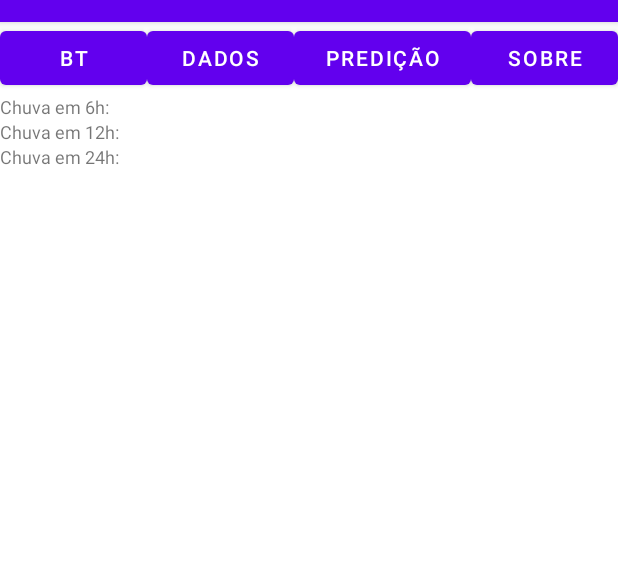
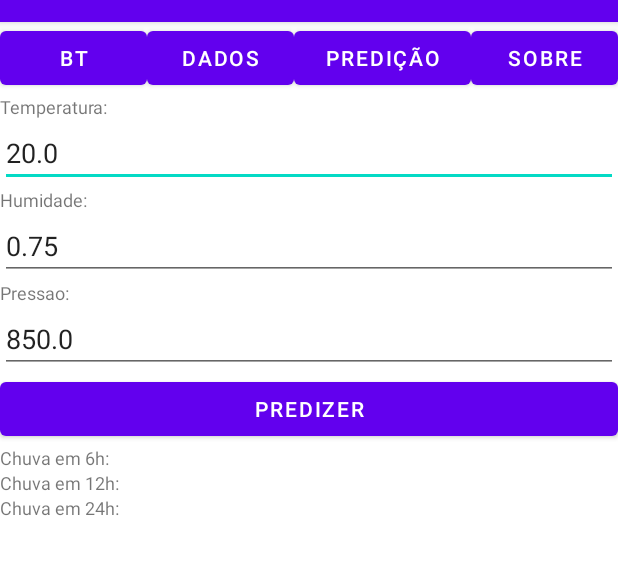
Before and after one commit to d-gaspar/univesp-integrador-2023-sem1, an Android app: the screen it shows after launch (MainActivity), after a tap on "PREDIÇÃO", on a phone screen of 412 x 824 dp, the part 62-637 px from its top. Run offline under Robolectric (Android 15) with nearby library versions, the phone set to English and light mode, and no system bars; libraries missing offline, so code that uses them is left out: ai.onnxruntime; 2 other taps on this screen came first.

Commit message:
predicao no android completo

```diff
--- a/android-app/app/src/main/java/com/example/myapplication/MainActivity.kt
+++ b/android-app/app/src/main/java/com/example/myapplication/MainActivity.kt
@@ -1,5 +1,6 @@
 package com.example.myapplication
 
+import ai.onnxruntime.OnnxMap
 import ai.onnxruntime.OnnxTensor
 import ai.onnxruntime.OrtEnvironment
 import ai.onnxruntime.OrtSession
@@ -94,8 +95,6 @@ class MainActivity : AppCompatActivity() {
                 linearLayout = findViewById<LinearLayout>(R.id.layout_predict)
                 linearLayout.isEnabled = true
                 linearLayout.visibility = View.VISIBLE
-
-                prediction()
             }
             R.id.btn_about -> {
                 linearLayout = findViewById<LinearLayout>(R.id.layout_about)
@@ -254,13 +253,13 @@ class MainActivity : AppCompatActivity() {
     // ---------------------------------------------------------------------------------------------
     // Predict
 
-    // Create an OrtSession with the given OrtEnvironment
-    private fun createORTSession( ortEnvironment: OrtEnvironment) : OrtSession {
-        val modelBytes = resources.openRawResource(R.raw.model_logistic_reg_24h).readBytes()
+    // cria o OrtSession com o OrtEnvironment
+    private fun createORTSession( ortEnvironment: OrtEnvironment, modelID: Int) : OrtSession {
+        val modelBytes = resources.openRawResource(modelID).readBytes()
         return ortEnvironment.createSession( modelBytes )
     }
 
-    // Make predictions with given inputs
+    // Fzer predicoes com os valores de entrada
     private fun runPrediction(temperature: Float, humidity: Float, pressure: Float, ortSession: OrtSession , ortEnvironment: OrtEnvironment ) : String {
         // obter o nome do nó de entrada.
         val inputName = ortSession.inputNames?.iterator()?.next()
@@ -275,36 +274,58 @@ class MainActivity : AppCompatActivity() {
         val inputTensor = OnnxTensor.createTensor(ortEnvironment, floatBufferInputs, longArrayOf(1, 3))
 
         // Roda o modelo
-        //val results = ortSession.run(mapOf(inputName to inputTensor), listOf(inputName))
         val results = ortSession.run( mapOf(inputName to inputTensor))
 
-        // retorna os resultados.
-        val output = results[0].value as Array<String> // array de strings com True ou False
-        return output.toList().first() // pega o primeiro, pois soh possui um elemento
+        // imprime os resultados
+        var output_probability = ""
+        for ((name, tensor) in results) {
+            when (name) {
+                "output_label" -> {
+                    val values = tensor.value as Array<String>
+                    println("$name: ${values.toList()}")
+                }
+                "output_probability" -> {
+                    val mapList = tensor.value as List<OnnxMap>
+                    output_probability = mapList.first().value["True"].toString()
+                    output_probability = kotlin.math.round(output_probability.toFloat() * 100).toString() + "%"
+                    println("Chance de chuva: $output_probability")
+                }
+                else -> println("$name: ${tensor.value.toString()}")
+            }
+        }
+
+        // retorna os resultados
+        return output_probability
     }
 
-    fun prediction () {
+    fun prediction (v: View) {
+        val edit_temperature: EditText = findViewById(R.id.predict_temperature)
+        val edit_humidity: EditText = findViewById(R.id.predict_humidity)
+        val edit_pressure: EditText = findViewById(R.id.predict_pressure)
         val textView_6: TextView = findViewById(R.id.text_view_predict_6h)
         val textView_12: TextView = findViewById(R.id.text_view_predict_12h)
         val textView_24: TextView = findViewById(R.id.text_view_predict_24h)
 
+        // definir valores das variaveis de entrada
+        val temperature = edit_temperature.text.toString().toFloat()
+        val humidity = edit_humidity.text.toString().toFloat()
+        val pressure = edit_pressure.text.toString().toFloat()
+
         val ortEnvironment = OrtEnvironment.getEnvironment()
-        val ortSession = createORTSession( ortEnvironment )
-        var output = ""
 
-        // Definir valores das variáveis de entrada
-        val temperature = 24.32f
-        val humidity = 0.7592f
-        val pressure = 842.63f
+        // 6 horas
+        var ortSession: OrtSession = createORTSession(ortEnvironment, R.raw.model_logistic_reg_6h)
+        var output = runPrediction(temperature, humidity, pressure, ortSession , ortEnvironment)
+        textView_6.text = "Chuva em 6h: $output"
 
-        output = runPrediction(temperature, humidity, pressure, ortSession , ortEnvironment )
-        textView_6.text = "Chuva em 6h: $output"
-        //Toast.makeText( this , "Chuva em 24h: $output" , Toast.LENGTH_LONG ).show()
-
-        output = runPrediction(temperature, humidity, pressure, ortSession , ortEnvironment )
+        // 12 horas
+        ortSession = createORTSession(ortEnvironment, R.raw.model_logistic_reg_12h)
+        output = runPrediction(temperature, humidity, pressure, ortSession , ortEnvironment)
         textView_12.text = "Chuva em 12h: $output"
 
-        output = runPrediction(temperature, humidity, pressure, ortSession , ortEnvironment )
+        // 24 horas
+        ortSession = createORTSession(ortEnvironment, R.raw.model_logistic_reg_24h)
+        output = runPrediction(temperature, humidity, pressure, ortSession , ortEnvironment)
         textView_24.text = "Chuva em 24h: $output"
     }
 }
--- a/android-app/app/src/main/res/layout/activity_main.xml
+++ b/android-app/app/src/main/res/layout/activity_main.xml
@@ -221,12 +221,63 @@
             android:layout_weight="5"
         >
             <TextView
+                android:layout_width="match_parent"
+                android:layout_height="wrap_content"
+                android:textSize="12sp"
+                android:gravity="left"
+                android:text="Temperatura: "
+            />
+            <EditText
+                android:id="@+id/predict_temperature"
+                android:layout_width="match_parent"
+                android:layout_height="wrap_content"
+                android:inputType="numberDecimal"
+                android:text="20.0"
+            />
+            <TextView
+                android:layout_width="match_parent"
+                android:layout_height="wrap_content"
+                android:textSize="12sp"
+                android:gravity="left"
+                android:text="Humidade: "
+            />
+            <EditText
+                android:id="@+id/predict_humidity"
+                android:layout_width="match_parent"
+                android:layout_height="wrap_content"
+                android:inputType="numberDecimal"
+                android:text="0.75"
+            />
+            <TextView
+                android:layout_width="match_parent"
+                android:layout_height="wrap_content"
+                android:textSize="12sp"
+                android:gravity="left"
+                android:text="Pressao: "
+            />
+            <EditText
+                android:id="@+id/predict_pressure"
+                android:layout_width="match_parent"
+                android:layout_height="wrap_content"
+                android:inputType="numberDecimal"
+                android:text="850.0"
+            />
+
+            <Button
+                android:id="@+id/btn_predict_weather"
+                android:layout_width="match_parent"
+                android:layout_height="wrap_content"
+                android:text="Predizer"
+                android:onClick="prediction"
+            />
+
+            <TextView
                 android:id="@+id/text_view_predict_6h"
                 android:layout_width="match_parent"
                 android:layout_height="wrap_content"
                 android:textSize="12sp"
                 android:gravity="left"
-                android:text="Chuva em 24h: "
+                android:text="Chuva em 6h: "
             />
             <TextView
                 android:id="@+id/text_view_predict_12h"
@@ -234,7 +285,7 @@
                 android:layout_height="wrap_content"
                 android:textSize="12sp"
                 android:gravity="left"
-                android:text="Chuva em 24h: "
+                android:text="Chuva em 12h: "
             />
             <TextView
                 android:id="@+id/text_view_predict_24h"
```
